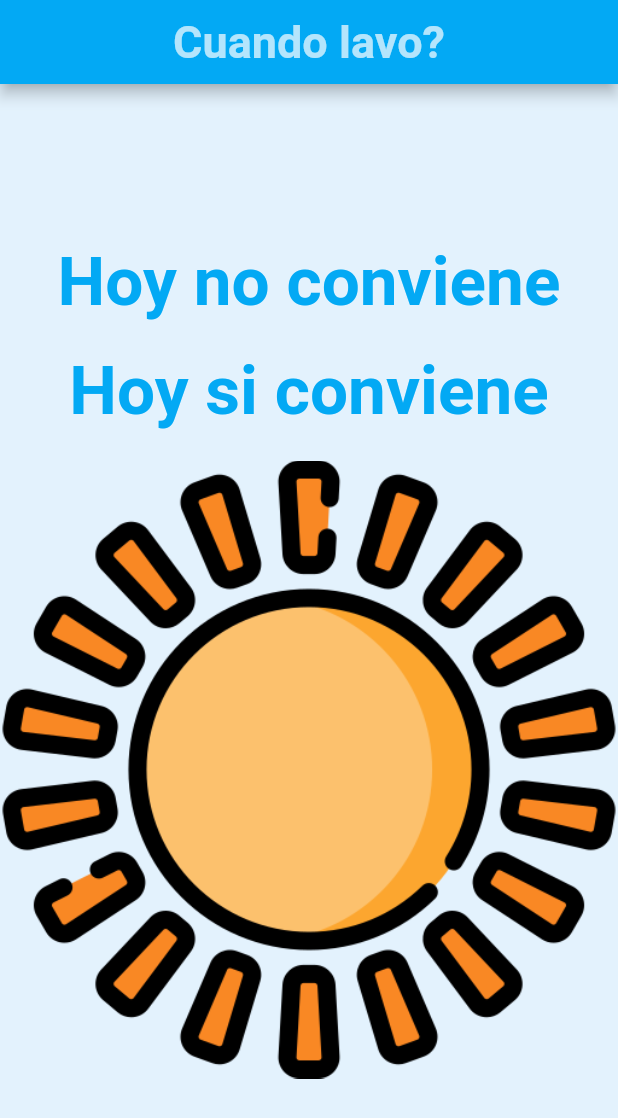
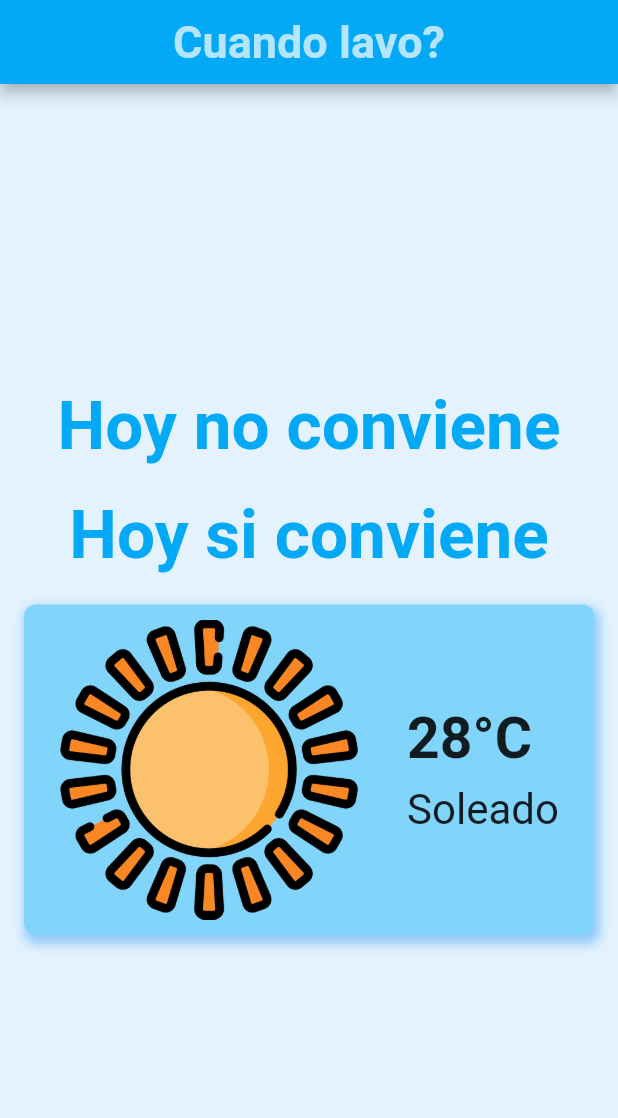
Before and after one commit to Tessera04/HoySeLava-, a Flutter app: the screen it shows after launch, on a phone screen of 412 x 824 dp. Shown: the top 1118 px of the screen. Run offline on Flutter 3.47's test engine with Material 2 defaults, Android fonts, the phone set to English and light mode, and no system bars; our stand-ins replace weather.

Commit message:
Mejorando el disenio

```diff
--- a/wheater_app/lib/main.dart
+++ b/wheater_app/lib/main.dart
@@ -13,7 +13,7 @@ class MyApp extends StatelessWidget {
   @override
   Widget build(BuildContext context) {
     return MaterialApp(
-      title: 'Flutter Demo',
+      title: 'Weather App',
       debugShowCheckedModeBanner: false,
       theme: ThemeData(
         primarySwatch: Colors.lightBlue,
@@ -59,7 +59,53 @@ class MyHomePage extends StatelessWidget {
             ),
           ),
           const SizedBox(height: 20.0,),
-          Image.asset('images/soleado.png'),
+
+          Padding(
+            padding: const EdgeInsets.symmetric(horizontal: 16.0),
+            child: Container(
+              padding: const EdgeInsets.all(10.0),
+              decoration: BoxDecoration(
+                color: Colors.lightBlue.shade200,
+                borderRadius: BorderRadius.circular(8.0),
+                boxShadow: [
+                  BoxShadow(
+                    color: Colors.blue.shade200,
+                    spreadRadius: 2,
+                    blurRadius: 5,
+                    offset: const Offset(2, 4),
+                  ),
+                ],
+              ),
+              child: Row(
+                mainAxisAlignment: MainAxisAlignment.center,
+                children: [
+                  Image.asset(
+                    'images/soleado.png',
+                    width: 200,
+                    height: 200,
+                  ),
+                  const SizedBox(width: 32.0,),
+                  Column(
+                    crossAxisAlignment: CrossAxisAlignment.start,
+                    children: const[
+                      Text('28°C',
+                        style: TextStyle(
+                          fontSize: 38,
+                          fontWeight: FontWeight.bold,
+                        ),
+                      ),
+                      SizedBox(height: 8.0),
+                      Text('Soleado',
+                        style: TextStyle(
+                          fontSize: 28,
+                        ),
+                      )
+                    ],
+                  ),
+                ],
+              ),
+            ),
+          ),
         ],
       ),
     );
```
